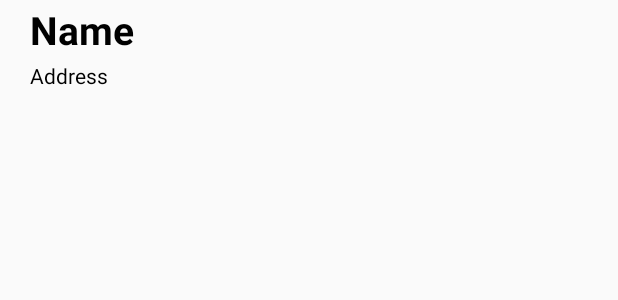
After one commit to diff2024/MUKBANG_ANDROID, an Android app: the layout activity_list_listview.xml on its own in the app's theme, with its tools: preview values and no code run, on a phone screen of 412 x 824 dp. The commit adds this screen. Shown: the top 300 px of the screen. Run offline under Robolectric (Android 15) with nearby library versions, the phone set to English and light mode, and no system bars.

Commit message:
20230903 먹방맵 개발

```diff
--- a/app/src/main/java/com/mukbang/map/Activity/SettingActivity.java
+++ b/app/src/main/java/com/mukbang/map/Activity/SettingActivity.java
@@ -64,7 +64,7 @@ public class SettingActivity extends AppCompatActivity {
 
         final GradientDrawable drawable = (GradientDrawable) ContextCompat.getDrawable(this, R.drawable.setting_btn);
 
-        ListView listView = findViewById(R.id.listview_list);
+        ListView listView = findViewById(R.id.setting_listview_list);
         SettingListItemView_Adapter adapter_listview = new SettingListItemView_Adapter();
 
         List<ChannelData> UserSettingChannelList = MainActivity.UserSettingChannelList;
@@ -77,7 +77,7 @@ public class SettingActivity extends AppCompatActivity {
         listView.setOnItemClickListener(new AdapterView.OnItemClickListener() {
             @Override
             public void onItemClick(AdapterView<?> adapterView, View view, int i, long l) {
-                View btn_channelColor = findViewById(R.id.listview_list);
+                View btn_channelColor = findViewById(R.id.setting_listview_list);
                 final SettingListItem item = (SettingListItem) adapter_listview.getItem(i);
                 String item_ChannelId = item.getChannelId();
                 String item_ChannelName = item.getChannelName();
--- /dev/null
+++ b/app/src/main/res/layout/activity_list_listview.xml
@@ -0,0 +1,79 @@
+<?xml version="1.0" encoding="utf-8"?>
+<androidx.constraintlayout.widget.ConstraintLayout
+    xmlns:android="http://schemas.android.com/apk/res/android"
+    xmlns:tools="http://schemas.android.com/tools"
+    android:layout_width="match_parent"
+    android:layout_height="match_parent">
+
+    <LinearLayout
+        android:layout_width="match_parent"
+        android:layout_height="80dp"
+        android:layout_margin="10dp"
+        android:orientation="vertical"
+        tools:ignore="MissingConstraints">
+
+        <LinearLayout
+            android:layout_width="match_parent"
+            android:layout_height="35dp"
+            android:layout_marginBottom="5dp"
+            android:layout_marginLeft="10dp"
+            android:layout_marginRight="10dp"
+            android:orientation="horizontal"
+            tools:ignore="MissingConstraints">
+
+            <TextView
+                android:id="@+id/textView_restaurantName"
+                android:layout_width="0dp"
+                android:layout_height="40dp"
+                android:layout_weight="3"
+                android:gravity="center_vertical"
+                android:text="Name"
+                android:textStyle="bold"
+                android:textColor="@color/black"
+                android:textSize="26sp" />
+
+            <TextView
+                android:id="@+id/textView_channelId"
+                android:layout_width="0dp"
+                android:layout_height="0dp"
+                android:gravity="center_vertical"
+                android:textSize="1sp"
+                android:visibility="invisible" />
+
+            <TextView
+                android:id="@+id/textView_channelName"
+                android:layout_width="0dp"
+                android:layout_height="0dp"
+                android:gravity="center_vertical"
+                android:textSize="1sp"
+                android:visibility="invisible" />
+
+            <TextView
+                android:id="@+id/textView_restaurantId"
+                android:layout_width="0dp"
+                android:layout_height="0dp"
+                android:gravity="center_vertical"
+                android:textSize="1sp"
+                android:visibility="invisible" />
+        </LinearLayout>
+
+        <LinearLayout
+            android:layout_width="match_parent"
+            android:layout_height="wrap_content"
+            android:layout_marginLeft="10dp"
+            android:layout_marginRight="10dp"
+            android:orientation="horizontal"
+            tools:ignore="MissingConstraints">
+
+            <TextView
+                android:id="@+id/textView_restaurantAddress"
+                android:layout_width="0dp"
+                android:layout_height="wrap_content"
+                android:layout_weight="3"
+                android:gravity="center_vertical"
+                android:text="Address"
+                android:textColor="@color/black"
+                android:textSize="14sp" />
+        </LinearLayout>
+    </LinearLayout>
+</androidx.constraintlayout.widget.ConstraintLayout>
--- a/app/src/main/res/layout/activity_main.xml
+++ b/app/src/main/res/layout/activity_main.xml
@@ -103,6 +103,7 @@
                 android:text="목록"
                 android:textAlignment="center"
                 android:textColor="@color/black"
+                android:visibility="invisible"
                 android:textSize="18dp" />
 
         </LinearLayout>
--- a/app/src/main/res/layout/activity_setting.xml
+++ b/app/src/main/res/layout/activity_setting.xml
@@ -1,5 +1,6 @@
 <?xml version="1.0" encoding="utf-8"?>
-<androidx.constraintlayout.widget.ConstraintLayout xmlns:android="http://schemas.android.com/apk/res/android"
+<androidx.constraintlayout.widget.ConstraintLayout
+    xmlns:android="http://schemas.android.com/apk/res/android"
     xmlns:app="http://schemas.android.com/apk/res-auto"
     xmlns:tools="http://schemas.android.com/tools"
     android:id="@+id/s"
@@ -19,7 +20,6 @@
             android:layout_width="match_parent"
             android:layout_height="50dp"
             android:orientation="horizontal">
-
 
             <TextView
                 android:layout_width="wrap_content"
@@ -50,7 +50,7 @@
         </LinearLayout>
 
         <ListView
-            android:id="@+id/listview_list"
+            android:id="@+id/setting_listview_list"
             android:layout_width="match_parent"
             android:layout_height="match_parent"
             tools:ignore="MissingConstraints" />
```
Also changed, not shown: app/src/main/java/com/mukbang/map/Activity/ListActivity.java (+98 -0 lines), app/src/main/java/com/mukbang/map/Activity/MainActivity.java (+7 -4 lines), app/src/main/java/com/mukbang/map/ListView/ListListItem.java (added, +62 -0 lines), app/src/main/java/com/mukbang/map/ListView/ListListItemView.java (added, +45 -0 lines), app/src/main/res/layout/activity_list.xml (+21 -4 lines).
